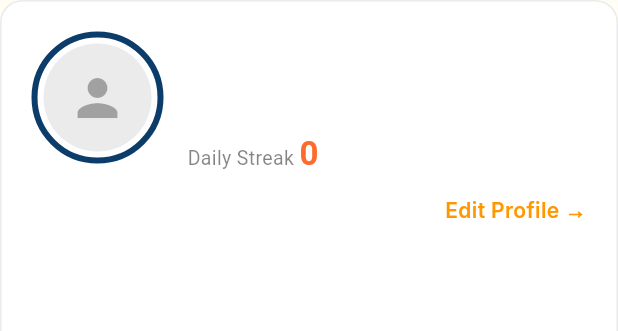
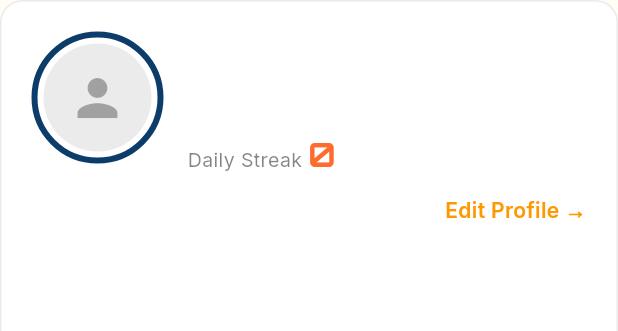
Before and after one commit to D4rkbyte-Hackathon/tuklascope_mobile, a Flutter app: the ProfileHeaderCard widget shown alone on an empty page, opened directly with empty values, on a phone screen of 412 x 824 dp. Shown: the top 331 px of the screen. Run offline on Flutter 3.47's test engine with Material 3 defaults, Android fonts, the phone set to English and light mode, and no system bars; our stand-ins replace camera, flutter_animate, flutter_dotenv, flutter_image_compress, flutter_riverpod, google_fonts and 4 more; missing offline and left inert: google_mlkit_subject_segmentation; accounts and stored records are empty; network calls fail.

Commit message:
chore: add custom font profile (widgets)

```diff
--- a/mobile/lib/features/profile/widgets/profile_header_card.dart
+++ b/mobile/lib/features/profile/widgets/profile_header_card.dart
@@ -1,4 +1,5 @@
 import 'package:flutter/material.dart';
+import 'package:google_fonts/google_fonts.dart';
 
 class ProfileHeaderCard extends StatelessWidget {
   final ThemeData theme;
@@ -70,7 +71,7 @@ class ProfileHeaderCard extends StatelessWidget {
                   children: [
                     Text(
                       fullName,
-                      style: TextStyle(
+                      style: GoogleFonts.montserrat(
                         fontSize: 20,
                         fontWeight: FontWeight.bold,
                         color: theme.colorScheme.primary,
@@ -81,7 +82,7 @@ class ProfileHeaderCard extends StatelessWidget {
                       location.isNotEmpty
                           ? '$educationLevel • $location'
                           : educationLevel,
-                      style: TextStyle(
+                      style: GoogleFonts.inter(
                         fontSize: 16,
                         fontWeight: FontWeight.w600,
                         color: theme.colorScheme.secondary,
@@ -90,7 +91,7 @@ class ProfileHeaderCard extends StatelessWidget {
                     const SizedBox(height: 10),
                     Text.rich(
                       TextSpan(
-                        style: TextStyle(
+                        style: GoogleFonts.inter(
                           fontSize: 13,
                           color: theme.colorScheme.onSurface.withValues(
                             alpha: 0.6,
@@ -100,7 +101,7 @@ class ProfileHeaderCard extends StatelessWidget {
                           const TextSpan(text: 'Daily Streak '),
                           TextSpan(
                             text: '$streak',
-                            style: TextStyle(
+                            style: GoogleFonts.orbitron(
                               fontSize: 22,
                               fontWeight: FontWeight.bold,
                               color: theme.colorScheme.secondary,
@@ -121,7 +122,7 @@ class ProfileHeaderCard extends StatelessWidget {
               onTap: onEditPressed,
               child: Text(
                 'Edit Profile →',
-                style: TextStyle(
+                style: GoogleFonts.inter(
                   fontSize: 14,
                   fontWeight: FontWeight.w600,
                   color: theme.colorScheme.tertiary,
```
Also changed, not shown: mobile/lib/features/profile/widgets/profile_promo_card.dart (+7 -3 lines), mobile/lib/features/profile/widgets/skill_tree_visualizer.dart (+13 -9 lines), mobile/lib/features/profile/widgets/stats_grid_card.dart (+4 -3 lines).
